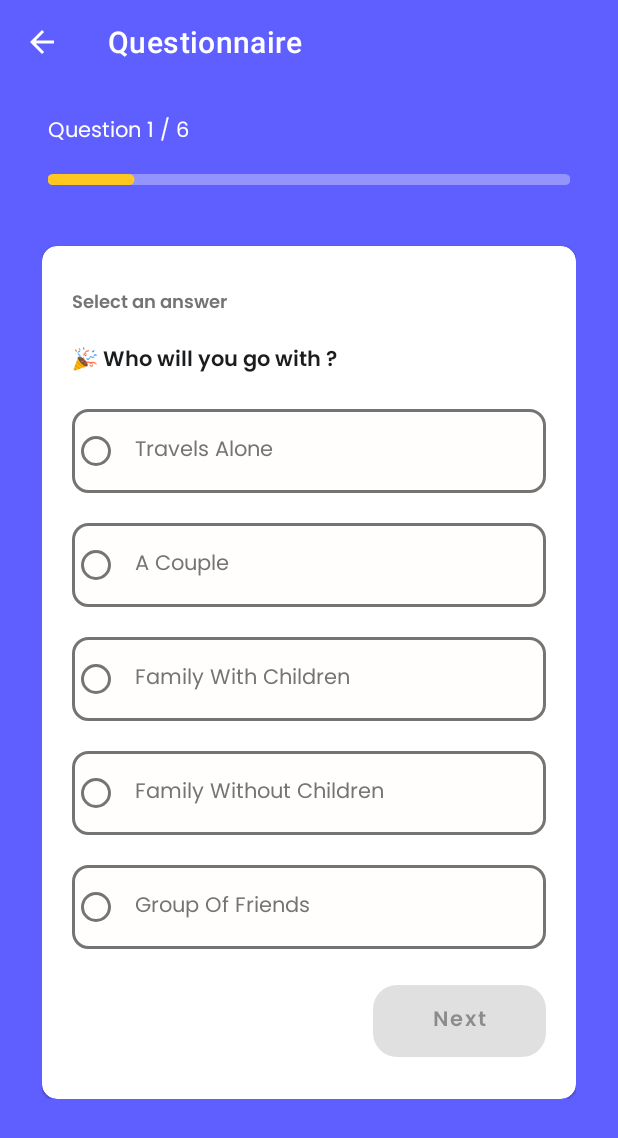
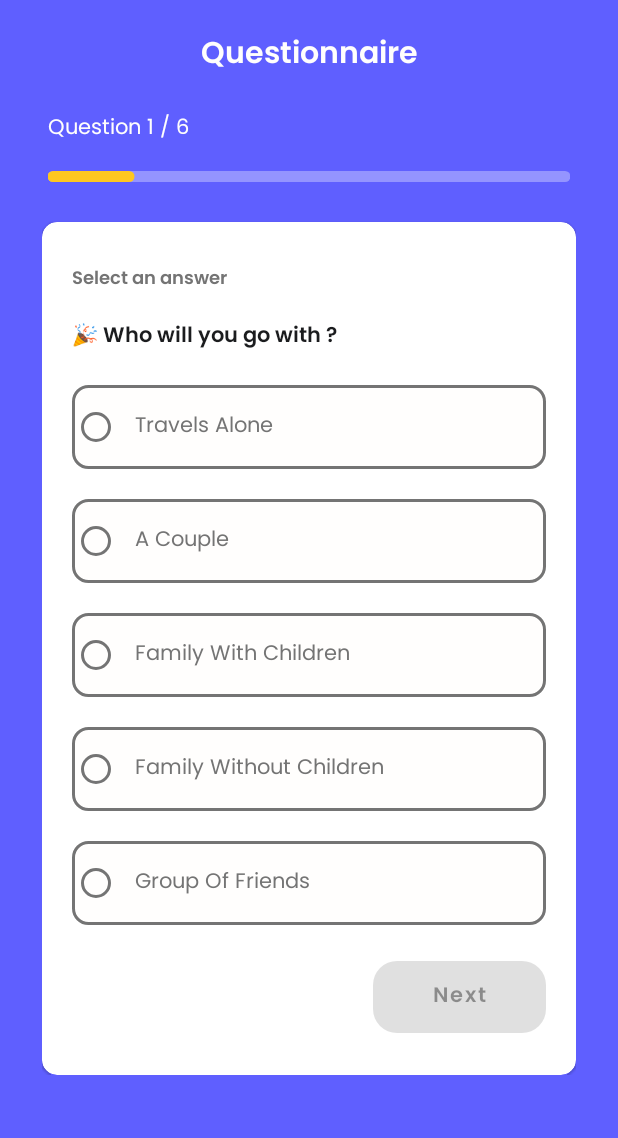
Before and after one commit to C22-PS165-Heal-Go/HnG-Android, an Android app: the QuestionnaireActivity screen opened directly, with no data from a screen before it, on a phone screen of 412 x 824 dp. Shown: the top 1138 px of the screen. Run offline under Robolectric (Android 15) with nearby library versions, the phone set to English and light mode, and no system bars.

Commit message:
Remove action bar from questionnaire activity

```diff
--- a/app/src/main/java/com/example/heal_go/ui/questionnaire/QuestionnaireActivity.kt
+++ b/app/src/main/java/com/example/heal_go/ui/questionnaire/QuestionnaireActivity.kt
@@ -12,7 +12,6 @@ import android.widget.ImageButton
 import androidx.activity.viewModels
 import androidx.appcompat.app.AlertDialog
 import androidx.appcompat.app.AppCompatActivity
-import androidx.core.content.ContextCompat
 import androidx.viewpager2.widget.ViewPager2
 import com.example.heal_go.R
 import com.example.heal_go.databinding.ActivityQuestionnaireBinding
@@ -202,10 +201,7 @@ class QuestionnaireActivity : AppCompatActivity() {
     }
 
     private fun initView() {
-        supportActionBar?.elevation = 0F
-        supportActionBar?.setDisplayHomeAsUpEnabled(true)
-        supportActionBar?.title = "Questionnaire"
-        window.statusBarColor = ContextCompat.getColor(this, R.color.primary_500)
+        supportActionBar?.hide()
         dialogBuilder =
             AlertDialog.Builder(this@QuestionnaireActivity, R.style.WrapContentDialog)
     }
--- a/app/src/main/res/layout/activity_questionnaire.xml
+++ b/app/src/main/res/layout/activity_questionnaire.xml
@@ -11,7 +11,7 @@
     <ScrollView
         android:layout_width="match_parent"
         android:layout_height="match_parent"
-        android:layout_marginTop="50dp">
+        android:layout_marginTop="90dp">
 
         <LinearLayout
             android:layout_width="match_parent"
@@ -132,6 +132,16 @@
         android:paddingBottom="14dp">
 
         <TextView
+            android:layout_width="match_parent"
+            android:layout_height="wrap_content"
+            android:gravity="center"
+            android:text="@string/questionnaire"
+            android:textColor="@color/white"
+            android:fontFamily="@font/poppins_semibold"
+            android:textSize="20sp"
+            android:layout_marginBottom="20dp"/>
+
+        <TextView
             android:id="@+id/tv_remainingquestion"
             android:layout_width="match_parent"
             android:layout_height="wrap_content"
--- a/app/src/main/res/values/strings.xml
+++ b/app/src/main/res/values/strings.xml
@@ -38,4 +38,5 @@
     <string name="location_in_card">This place is in Daerah Istimewa Yogyakarta</string>
     <string name="image_recommendation">Image Recommendation</string>
     <string name="category_icon">category_icon</string>
+    <string name="questionnaire">Questionnaire</string>
 </resources>
```
